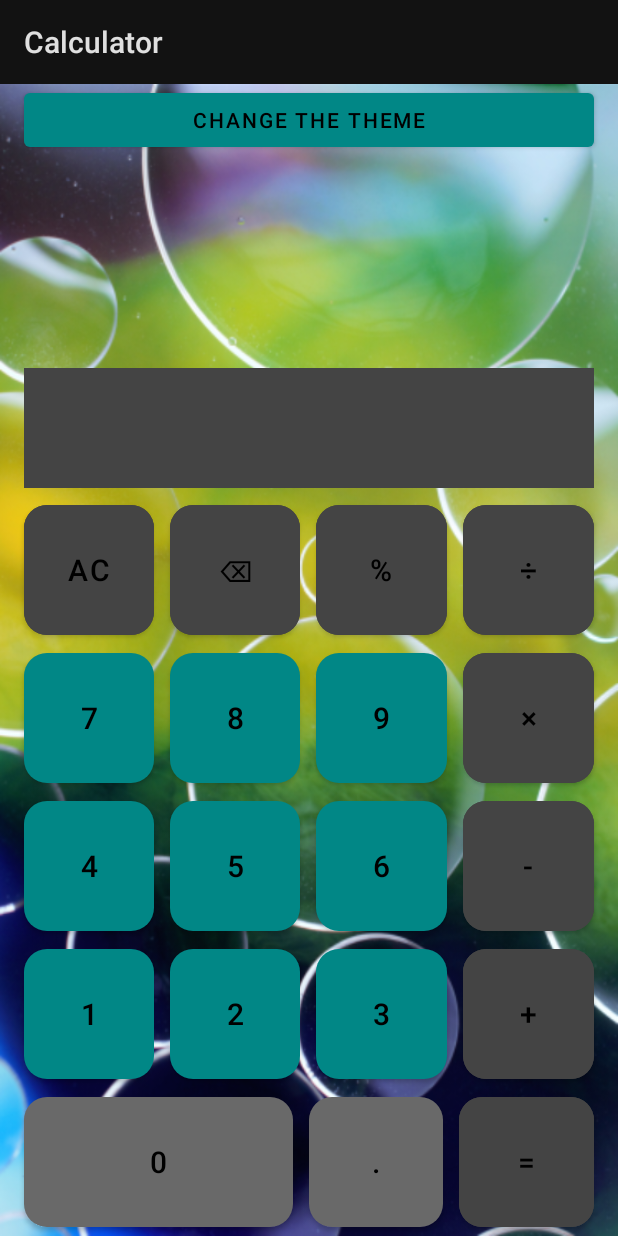
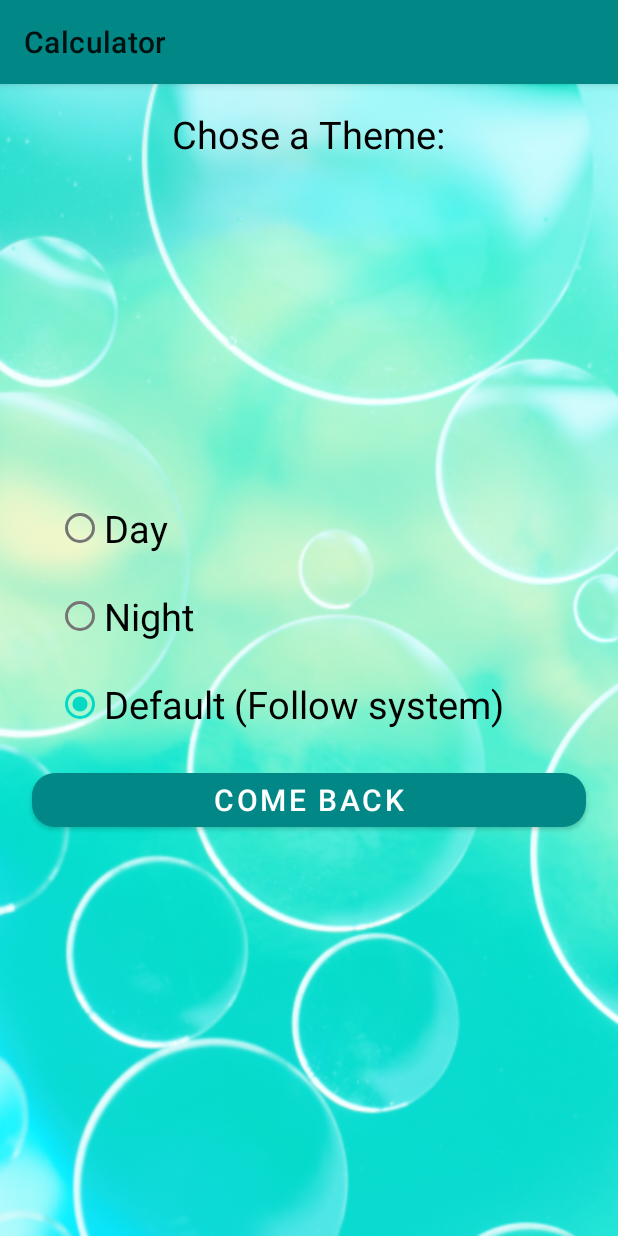
Before and after one commit to azhukov2204/Android1.Calculator, an Android app: the screen it shows after launch (MainActivity before the commit, ChoseOfTheme after it), after a tap on "CHANGE THE THEME", on a phone screen of 412 x 824 dp. Run offline under Robolectric (Android 15) with nearby library versions, the phone set to English and light mode, and no system bars.

Commit message:
Implemented the choice of the application theme in the created activity

```diff
--- a/app/src/main/java/ru/androidlearning/calculator/CalculatorProcessor.java
+++ b/app/src/main/java/ru/androidlearning/calculator/CalculatorProcessor.java
@@ -5,9 +5,7 @@ import android.annotation.SuppressLint;
 import android.os.Build;
 import android.os.Parcel;
 import android.os.Parcelable;
-
 import androidx.annotation.RequiresApi;
-
 import java.text.DecimalFormat;
 import java.text.DecimalFormatSymbols;
 import java.util.Locale;
--- a/app/src/main/java/ru/androidlearning/calculator/ChoseOfTheme.java
+++ b/app/src/main/java/ru/androidlearning/calculator/ChoseOfTheme.java
@@ -1,14 +1,49 @@
 package ru.androidlearning.calculator;
 
 import androidx.appcompat.app.AppCompatActivity;
-
+import androidx.appcompat.app.AppCompatDelegate;
 import android.os.Bundle;
+import android.widget.RadioButton;
 
 public class ChoseOfTheme extends AppCompatActivity {
+
+    private RadioButton dayThemeRButton, nightThemeRButton, defaultThemeRButton;
 
     @Override
     protected void onCreate(Bundle savedInstanceState) {
         super.onCreate(savedInstanceState);
         setContentView(R.layout.activity_chose_of_theme);
+
+        findElements();
+        initListeners();
+        setActiveRButton();
     }
+
+    private void findElements() {
+        dayThemeRButton = findViewById(R.id.dayThemeRButton);
+        nightThemeRButton = findViewById(R.id.nightThemeRButton);
+        defaultThemeRButton = findViewById(R.id.defaultThemeRButton);
+    }
+
+    private void initListeners() {
+        dayThemeRButton.setOnClickListener(v -> AppCompatDelegate.setDefaultNightMode(AppCompatDelegate.MODE_NIGHT_NO));
+        nightThemeRButton.setOnClickListener(v -> AppCompatDelegate.setDefaultNightMode(AppCompatDelegate.MODE_NIGHT_YES));
+        defaultThemeRButton.setOnClickListener(v -> AppCompatDelegate.setDefaultNightMode(AppCompatDelegate.MODE_NIGHT_FOLLOW_SYSTEM));
+        findViewById(R.id.comeBackButton).setOnClickListener(v -> finish());
+    }
+
+    private void setActiveRButton() {
+        switch (AppCompatDelegate.getDefaultNightMode()) {
+            case AppCompatDelegate.MODE_NIGHT_YES:
+                nightThemeRButton.setChecked(true);
+                break;
+            case AppCompatDelegate.MODE_NIGHT_NO:
+                dayThemeRButton.setChecked(true);
+                break;
+            default:
+                defaultThemeRButton.setChecked(true);
+                break;
+        }
+    }
+
 }
--- a/app/src/main/java/ru/androidlearning/calculator/MainActivity.java
+++ b/app/src/main/java/ru/androidlearning/calculator/MainActivity.java
@@ -2,10 +2,7 @@ package ru.androidlearning.calculator;
 
 import androidx.annotation.NonNull;
 import androidx.appcompat.app.AppCompatActivity;
-import androidx.appcompat.app.AppCompatDelegate;
-
-import android.annotation.SuppressLint;
-import android.content.res.Configuration;
+import android.content.Intent;
 import android.os.Bundle;
 import android.widget.TextView;
 
@@ -21,49 +18,11 @@ public class MainActivity extends AppCompatActivity {
     @Override
     protected void onCreate(Bundle savedInstanceState) {
         super.onCreate(savedInstanceState);
-
-        //switchThemeOnRealState();
-
         setContentView(R.layout.activity_main);
 
         findDisplays();
         initListeners();
         //Log.d("Orientation", String.valueOf(getResources().getConfiguration().orientation));
-    }
-
-    @SuppressLint("SwitchIntDef")
-    private void switchTheme() {
-        //int nightModeFlags = getApplicationContext().getResources().getConfiguration().uiMode & Configuration.UI_MODE_NIGHT_MASK;
-        int nightMode = AppCompatDelegate.getDefaultNightMode();
-        //System.out.println(nightMode);
-
-        switch (nightMode) {
-            case AppCompatDelegate.MODE_NIGHT_YES:
-                AppCompatDelegate.setDefaultNightMode(AppCompatDelegate.MODE_NIGHT_NO);
-                break;
-
-            case AppCompatDelegate.MODE_NIGHT_UNSPECIFIED:
-            case AppCompatDelegate.MODE_NIGHT_NO:
-                AppCompatDelegate.setDefaultNightMode(AppCompatDelegate.MODE_NIGHT_YES);
-                break;
-        }
-    }
-
-    private void switchThemeOnRealState() {
-        int nightModeFlags = getApplicationContext().getResources().getConfiguration().uiMode & Configuration.UI_MODE_NIGHT_MASK;
-
-        switch (nightModeFlags) {
-            case Configuration.UI_MODE_NIGHT_NO:
-                AppCompatDelegate.setDefaultNightMode(AppCompatDelegate.MODE_NIGHT_NO);
-                break;
-
-            case Configuration.UI_MODE_NIGHT_UNDEFINED:
-            case Configuration.UI_MODE_NIGHT_YES:
-                AppCompatDelegate.setDefaultNightMode(AppCompatDelegate.MODE_NIGHT_YES);
-                break;
-        }
-
-        //AppCompatDelegate.setDefaultNightMode(AppCompatDelegate.MODE_NIGHT_UNSPECIFIED);
     }
 
     private void findDisplays() {
@@ -101,7 +60,10 @@ public class MainActivity extends AppCompatActivity {
             historyDisplay3.setText(calculatorProcessor.getHistoryDisplay3String());
         });
 
-        findViewById(R.id.switchThemeButton).setOnClickListener(v -> switchTheme());
+        findViewById(R.id.switchThemeButton).setOnClickListener(v -> {
+            Intent choseThemeIntent = new Intent(MainActivity.this, ChoseOfTheme.class);
+            startActivity(choseThemeIntent);
+        });
     }
 
     @Override
--- a/app/src/main/res/layout-land/activity_main.xml
+++ b/app/src/main/res/layout-land/activity_main.xml
@@ -19,8 +19,9 @@
             android:layout_weight="1"
             android:orientation="vertical">
 
-            <Button
+            <com.google.android.material.button.MaterialButton
                 android:id="@+id/switchThemeButton"
+                style="@style/ThemeKeyboard"
                 android:layout_width="match_parent"
                 android:layout_height="wrap_content"
                 android:layout_marginStart="@dimen/marginStart"
--- a/app/src/main/res/layout/activity_chose_of_theme.xml
+++ b/app/src/main/res/layout/activity_chose_of_theme.xml
@@ -23,25 +23,37 @@
         android:layout_marginStart="@dimen/defaultMargin"
         android:layout_marginEnd="@dimen/defaultMargin"
         android:orientation="vertical"
-        android:theme="@style/ThemeKeyboard">
+        android:theme="@style/ThemeDisplays">
 
+        <RadioGroup
+            android:id="@+id/radioButtons"
+            android:layout_width="match_parent"
+            android:layout_height="wrap_content">
+
+            <com.google.android.material.radiobutton.MaterialRadioButton
+                android:id="@+id/dayThemeRButton"
+                android:layout_width="match_parent"
+                android:layout_height="wrap_content"
+                android:text="@string/dayModeButtonText" />
+
+            <com.google.android.material.radiobutton.MaterialRadioButton
+                android:id="@+id/nightThemeRButton"
+                android:layout_width="match_parent"
+                android:layout_height="wrap_content"
+                android:text="@string/nightModeButtonText" />
+
+            <com.google.android.material.radiobutton.MaterialRadioButton
+                android:id="@+id/defaultThemeRButton"
+                android:layout_width="match_parent"
+                android:layout_height="wrap_content"
+                android:text="@string/defaultThemeButtonText" />
+        </RadioGroup>
         <com.google.android.material.button.MaterialButton
-            android:id="@+id/dayThemeButton"
+            android:id="@+id/comeBackButton"
+            style="@style/ThemeKeyboard"
             android:layout_width="match_parent"
             android:layout_height="wrap_content"
-            android:text="@string/nightModeButtonText" />
-
-        <com.google.android.material.button.MaterialButton
-            android:id="@+id/nightThemeButton"
-            android:layout_width="match_parent"
-            android:layout_height="wrap_content"
-            android:text="@string/dayModeButtonText" />
-
-        <com.google.android.material.button.MaterialButton
-            android:id="@+id/defaultThemeButton"
-            android:layout_width="match_parent"
-            android:layout_height="wrap_content"
-            android:text="@string/defaultThemeButtonText" />
+            android:text="@string/comeBackButtonText" />
 
     </LinearLayout>
 </FrameLayout>
--- a/app/src/main/res/layout/activity_main.xml
+++ b/app/src/main/res/layout/activity_main.xml
@@ -7,7 +7,8 @@
     android:orientation="vertical"
     tools:context=".MainActivity">
 
-    <Button
+    <com.google.android.material.button.MaterialButton
+        style="@style/ThemeKeyboard"
         android:id="@+id/switchThemeButton"
         android:layout_width="match_parent"
         android:layout_height="wrap_content"
--- a/app/src/main/res/values/strings.xml
+++ b/app/src/main/res/values/strings.xml
@@ -22,6 +22,7 @@
     <string name="changeThemeButtonText">Change the theme</string>
     <string name="nightModeButtonText">Night</string>
     <string name="dayModeButtonText">Day</string>
-    <string name="defaultThemeButtonText">Default (System)</string>
+    <string name="defaultThemeButtonText">Default (Follow system)</string>
     <string name="choseThemeText">Chose a Theme:</string>
+    <string name="comeBackButtonText">come back</string>
 </resources>
```
